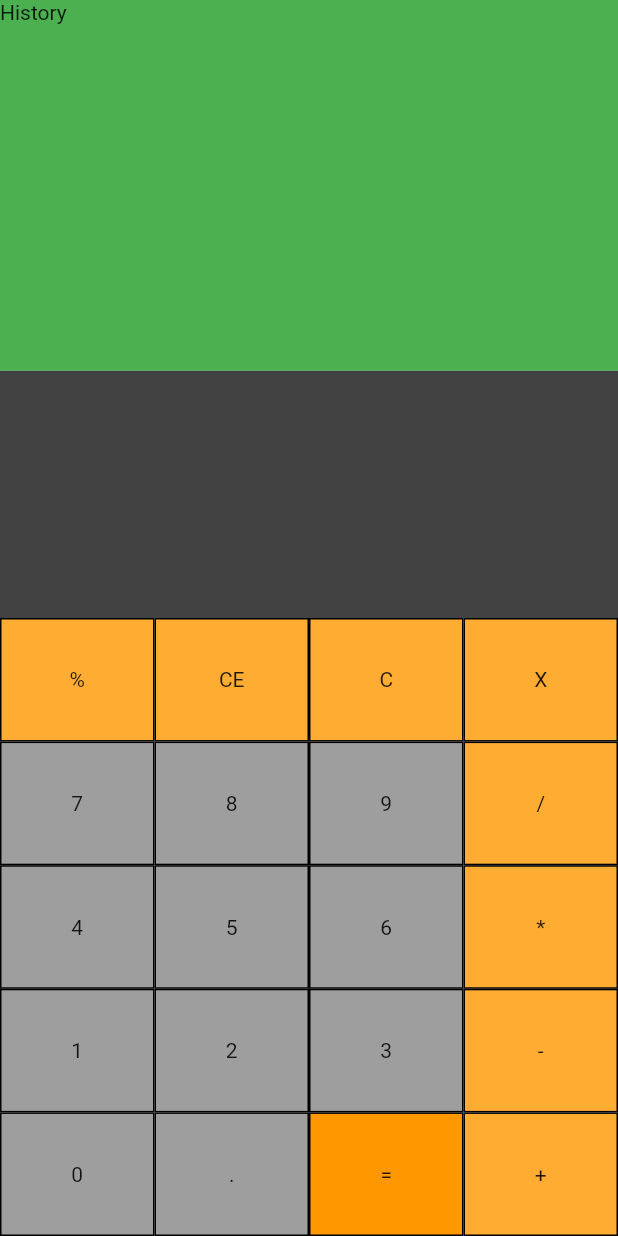
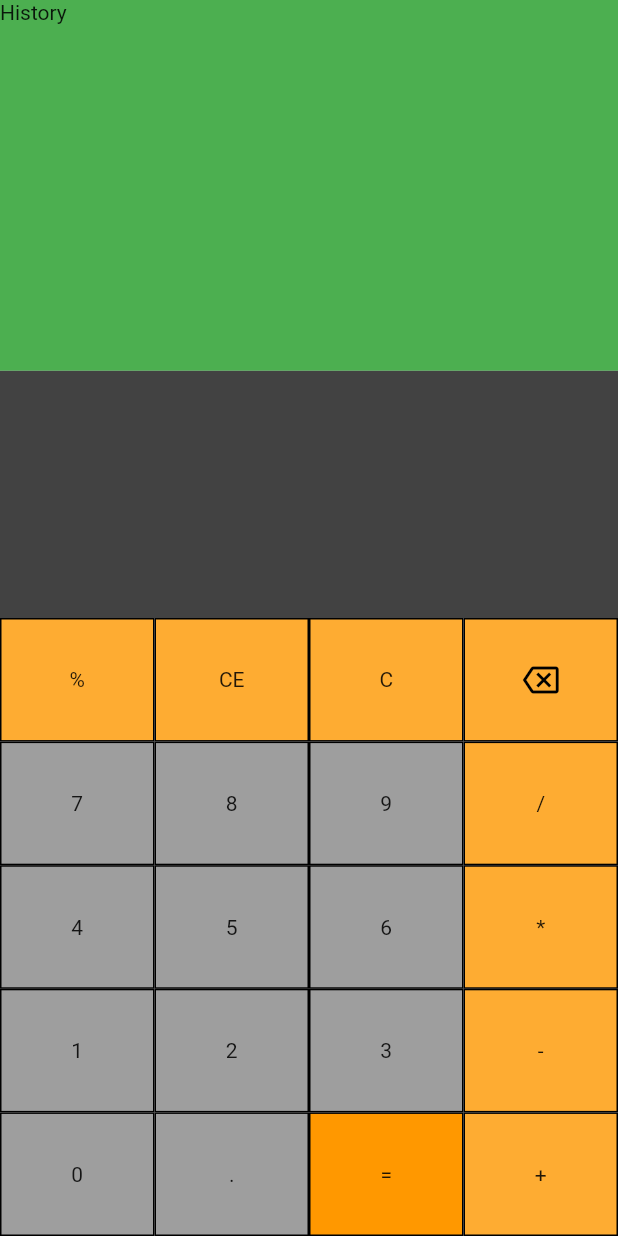
Before and after one commit to Le127/calculator_app, a Flutter app: the screen it shows after launch, on a phone screen of 412 x 824 dp. Run offline on Flutter 3.47's test engine with Material 2 defaults, Android fonts, the phone set to English and light mode, and no system bars; our stand-ins replace math_expressions.

Commit message:
funcionalidad de botones

```diff
--- a/lib/main.dart
+++ b/lib/main.dart
@@ -1,8 +1,17 @@
+import 'package:calculator_app/src/model/expressionModel.dart';
 import 'package:flutter/material.dart';
 
 import 'package:calculator_app/src/pages/calculator_page.dart';
+import 'package:provider/provider.dart';
 
-void main() => runApp(MyApp());
+void main() => runApp(
+      MultiProvider(
+        providers: [
+          ChangeNotifierProvider(create: (_) => ExpressionModel()),
+        ],
+        child: MyApp(),
+      ),
+    );
 
 class MyApp extends StatelessWidget {
   @override
--- /dev/null
+++ b/lib/src/model/expressionModel.dart
@@ -0,0 +1,22 @@
+import 'package:flutter/material.dart';
+
+class ExpressionModel extends ChangeNotifier {
+  String _expression = "";
+  TextEditingController _controller = TextEditingController();
+
+  String get expression => this._expression;
+  TextEditingController get controller => this._controller;
+
+  set expression(value) {
+    this._expression = "${this._expression}$value";
+    _controller.text = "${this._controller.text}$value";
+    print(_expression);
+    notifyListeners();
+  }
+
+  set setExpression(String value) {
+    _expression = value;
+    _controller.text = value;
+    _controller.selection = TextSelection.collapsed(offset: value.length);
+  }
+}
--- /dev/null
+++ b/lib/src/widgets/buttons_pad.dart
@@ -0,0 +1,154 @@
+import 'package:flutter/material.dart';
+import 'package:calculator_app/src/model/expressionModel.dart';
+import 'package:provider/provider.dart';
+import 'package:math_expressions/math_expressions.dart' as me;
+
+class ButtonDefault extends StatefulWidget {
+  final String keyPad;
+  final Color color;
+  ButtonDefault(this.keyPad, {this.color = Colors.grey});
+
+  @override
+  _ButtonDefaultState createState() => _ButtonDefaultState();
+}
+
+class _ButtonDefaultState extends State<ButtonDefault> {
+  @override
+  Widget build(BuildContext context) {
+    final sizeButton = MediaQuery.of(context).size;
+    final expressionModel = Provider.of<ExpressionModel>(context);
+
+    return GestureDetector(
+      onTap: () {
+        expressionModel.expression = widget.keyPad;
+      },
+      child: Container(
+        alignment: Alignment.center,
+        height: sizeButton.height * 0.1,
+        width: sizeButton.width * 0.25,
+        decoration: BoxDecoration(
+          color: widget.color,
+          border: Border.all(),
+        ),
+        child: Text(this.widget.keyPad),
+      ),
+    );
+  }
+}
+
+//--------------------------------------
+class ButtonEvaluate extends StatefulWidget {
+  final Color color;
+  ButtonEvaluate({required this.color});
+
+  @override
+  _ButtonEvaluateState createState() => _ButtonEvaluateState();
+}
+
+class _ButtonEvaluateState extends State<ButtonEvaluate> {
+  @override
+  Widget build(BuildContext context) {
+    final sizeButton = MediaQuery.of(context).size;
+    final expressionModel = Provider.of<ExpressionModel>(context);
+
+    return GestureDetector(
+      onTap: () {
+        try {
+          me.Expression e = me.Parser().parse(expressionModel.expression);
+          double result = e.evaluate(
+            me.EvaluationType.REAL,
+            me.ContextModel(),
+          );
+          expressionModel.setExpression = (result.toString());
+          //_expressionError = false;
+        } catch (error) {
+          //_expressionError = true;
+        }
+      },
+      child: Container(
+        alignment: Alignment.center,
+        height: sizeButton.height * 0.1,
+        width: sizeButton.width * 0.25,
+        decoration: BoxDecoration(
+          color: widget.color,
+          border: Border.all(),
+        ),
+        child: Text("="),
+      ),
+    );
+  }
+}
+
+//---------------------------------------
+class ButtonC extends StatefulWidget {
+  final Color color;
+  ButtonC({this.color = Colors.grey});
+
+  @override
+  _ButtonCState createState() => _ButtonCState();
+}
+
+class _ButtonCState extends State<ButtonC> {
+  @override
+  Widget build(BuildContext context) {
+    final sizeButton = MediaQuery.of(context).size;
+    final expressionModel = Provider.of<ExpressionModel>(context);
+
+    return GestureDetector(
+      onTap: () {
+        expressionModel.setExpression = "";
+      },
+      child: Container(
+        alignment: Alignment.center,
+        height: sizeButton.height * 0.1,
+        width: sizeButton.width * 0.25,
+        decoration: BoxDecoration(
+          color: widget.color,
+          border: Border.all(),
+        ),
+        child: Text("C"),
+      ),
+    );
+  }
+}
+
+//------------------------------------------
+
+class ButtonBackspace extends StatefulWidget {
+  final Color color;
+  final Color iconColor;
+  ButtonBackspace({this.color = Colors.grey, this.iconColor = Colors.black});
+
+  @override
+  _ButtonBackspaceState createState() => _ButtonBackspaceState();
+}
+
+class _ButtonBackspaceState extends State<ButtonBackspace> {
+  @override
+  Widget build(BuildContext context) {
+    final sizeButton = MediaQuery.of(context).size;
+    final expressionModel = Provider.of<ExpressionModel>(context);
+
+    return GestureDetector(
+      onTap: () {
+        expressionModel.setExpression = expressionModel.expression.isEmpty
+            ? ""
+            : expressionModel.expression
+                .substring(0, expressionModel.expression.length - 1);
+      },
+      child: Container(
+        alignment: Alignment.center,
+        height: sizeButton.height * 0.1,
+        width: sizeButton.width * 0.25,
+        decoration: BoxDecoration(
+          color: widget.color,
+          border: Border.all(),
+        ),
+        child: Icon(
+          Icons.backspace_outlined,
+          color: widget.iconColor,
+        ),
+      ),
+    );
+  }
+}
--- a/lib/src/widgets/display.dart
+++ b/lib/src/widgets/display.dart
@@ -1,11 +1,13 @@
 import 'package:flutter/material.dart';
+import 'package:calculator_app/src/model/expressionModel.dart';
+import 'package:provider/provider.dart';
 
 class Display extends StatelessWidget {
-
   @override
   Widget build(BuildContext context) {
     final size = MediaQuery.of(context).size;
-    final TextEditingController _controller = TextEditingController();
+    final expressionController = Provider.of<ExpressionModel>(context);
+    final _controller = Provider.of<ExpressionModel>(context).controller;
 
     return Container(
       height: size.height * 0.2,
@@ -14,6 +16,9 @@ class Display extends StatelessWidget {
       child: Center(
         child: TextField(
           controller: _controller,
+          onChanged: (value) {
+            expressionController.setExpression = value;
+          },
           decoration: InputDecoration.collapsed(hintText: null),
           textAlign: TextAlign.end,
           style: TextStyle(
--- a/lib/src/widgets/pad.dart
+++ b/lib/src/widgets/pad.dart
@@ -1,8 +1,7 @@
 import 'package:flutter/material.dart';
+import 'package:calculator_app/src/widgets/buttons_pad.dart';
 
 class Pad extends StatelessWidget {
-  const Pad({Key? key}) : super(key: key);
-
   @override
   Widget build(BuildContext context) {
     final size = MediaQuery.of(context).size;
@@ -14,42 +13,42 @@ class Pad extends StatelessWidget {
         children: [
           Row(
             children: [
-              _Button("%", color: Colors.orange.withOpacity(0.8)),
-              _Button("CE", color: Colors.orange.withOpacity(0.8)),
-              _Button("C", color: Colors.orange.withOpacity(0.8)),
-              _Button("X", color: Colors.orange.withOpacity(0.8))
+              ButtonDefault("%", color: Colors.orange.withOpacity(0.8)),
+              ButtonDefault("CE", color: Colors.orange.withOpacity(0.8)),
+              ButtonC(color: Colors.orange.withOpacity(0.8)),
+              ButtonBackspace(color: Colors.orange.withOpacity(0.8))
             ],
           ),
           Row(
             children: [
-              _Button("7"),
-              _Button("8"),
-              _Button("9"),
-              _Button("/", color: Colors.orange.withOpacity(0.8))
+              ButtonDefault("7"),
+              ButtonDefault("8"),
+              ButtonDefault("9"),
+              ButtonDefault("/", color: Colors.orange.withOpacity(0.8))
             ],
           ),
           Row(
             children: [
-              _Button("4"),
-              _Button("5"),
-              _Button("6"),
-              _Button("*", color: Colors.orange.withOpacity(0.8))
+              ButtonDefault("4"),
+              ButtonDefault("5"),
+              ButtonDefault("6"),
+              ButtonDefault("*", color: Colors.orange.withOpacity(0.8))
             ],
           ),
           Row(
             children: [
-              _Button("1"),
-              _Button("2"),
-              _Button("3"),
-              _Button("-", color: Colors.orange.withOpacity(0.8))
+              ButtonDefault("1"),
+              ButtonDefault("2"),
+              ButtonDefault("3"),
+              ButtonDefault("-", color: Colors.orange.withOpacity(0.8))
             ],
           ),
           Row(
             children: [
-              _Button("0"),
-              _Button("."),
-              _Button("=", color: Colors.orange),
-              _Button("+", color: Colors.orange.withOpacity(0.8))
+              ButtonDefault("0"),
+              ButtonDefault("."),
+              ButtonEvaluate(color: Colors.orange),
+              ButtonDefault("+", color: Colors.orange.withOpacity(0.8))
             ],
           ),
         ],
@@ -57,27 +56,3 @@ class Pad extends StatelessWidget {
     );
   }
 }
-
-class _Button extends StatelessWidget {
-  final String keyPad;
-  final Color color;
-  _Button(this.keyPad, {this.color = Colors.grey});
-
-  @override
-  Widget build(BuildContext context) {
-    final sizeButton = MediaQuery.of(context).size;
-
-    return GestureDetector(
-      onTap: (){print(keyPad);},
-      child: Container(
-        alignment: Alignment.center,
-        height: sizeButton.height * 0.1,
-        width: sizeButton.width *0.25,
-
-        decoration: BoxDecoration(
-            color: color, border: Border.all(), ),
-        child: Text(this.keyPad),
-      ),
-    );
-  }
-}
--- a/pubspec.yaml
+++ b/pubspec.yaml
@@ -28,6 +28,8 @@ dependencies:
   # The following adds the Cupertino Icons font to your application.
   # Use with the CupertinoIcons class for iOS style icons.
   cupertino_icons: ^1.0.2
+  provider: ^5.0.0
+  math_expressions: ^2.1.1
 
 dev_dependencies:
   flutter_test:
```
Also changed, not shown: pubspec.lock.
